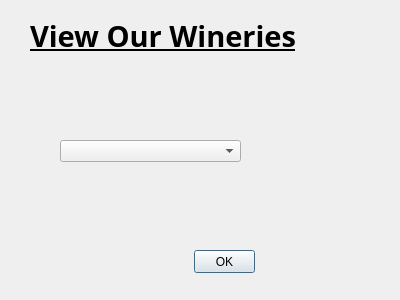
Qt form winerylist.ui (grenrock/cs1dQTRepository) before a commit.
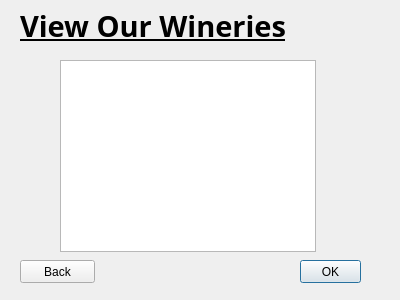
The same form after that commit.

Diff of the .ui file:
```diff
--- a/winerylist.ui
+++ b/winerylist.ui
@@ -13,34 +13,11 @@
   <property name="windowTitle">
    <string>Dialog</string>
   </property>
-  <widget class="QComboBox" name="comboBox">
-   <property name="geometry">
-    <rect>
-     <x>60</x>
-     <y>140</y>
-     <width>181</width>
-     <height>22</height>
-    </rect>
-   </property>
-  </widget>
-  <widget class="QPushButton" name="pushButton">
-   <property name="geometry">
-    <rect>
-     <x>194</x>
-     <y>250</y>
-     <width>61</width>
-     <height>23</height>
-    </rect>
-   </property>
-   <property name="text">
-    <string>OK</string>
-   </property>
-  </widget>
   <widget class="QLabel" name="label">
    <property name="geometry">
     <rect>
-     <x>30</x>
-     <y>20</y>
+     <x>20</x>
+     <y>10</y>
      <width>361</width>
      <height>31</height>
     </rect>
@@ -58,6 +35,42 @@
     <string>View Our Wineries</string>
    </property>
   </widget>
+  <widget class="QPushButton" name="pushButton">
+   <property name="geometry">
+    <rect>
+     <x>300</x>
+     <y>260</y>
+     <width>61</width>
+     <height>23</height>
+    </rect>
+   </property>
+   <property name="text">
+    <string>OK</string>
+   </property>
+  </widget>
+  <widget class="QPushButton" name="pushButton_2">
+   <property name="geometry">
+    <rect>
+     <x>20</x>
+     <y>260</y>
+     <width>75</width>
+     <height>23</height>
+    </rect>
+   </property>
+   <property name="text">
+    <string>Back</string>
+   </property>
+  </widget>
+  <widget class="QListWidget" name="comboBox">
+   <property name="geometry">
+    <rect>
+     <x>60</x>
+     <y>60</y>
+     <width>256</width>
+     <height>192</height>
+    </rect>
+   </property>
+  </widget>
  </widget>
  <resources/>
  <connections/>
```
